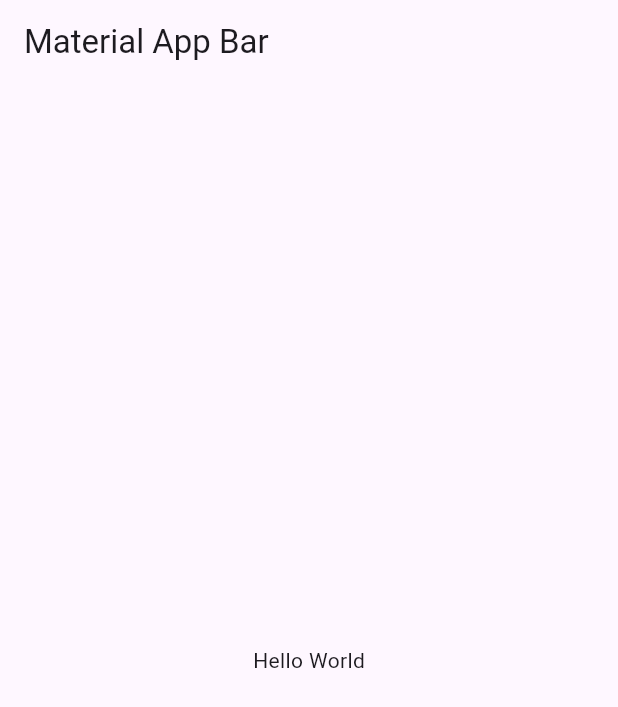
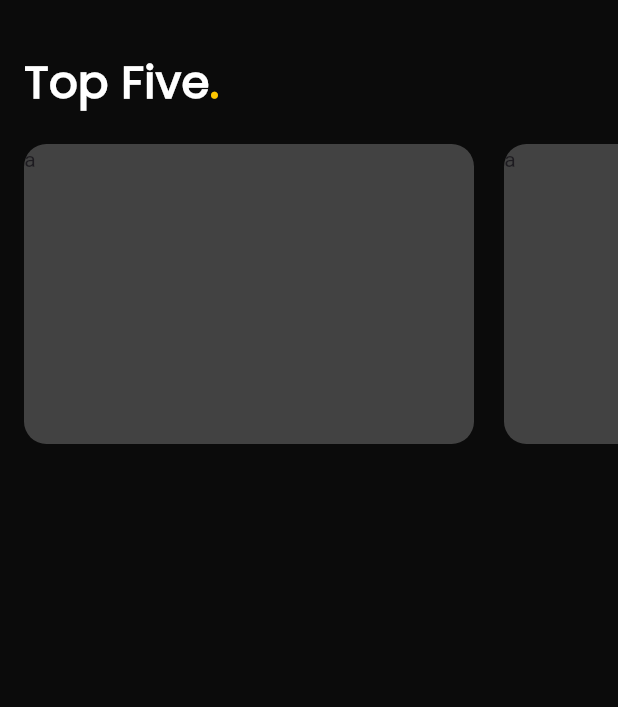
Before and after one commit to CA2puntosV/anime_vault, a Flutter app: the screen it shows after launch, on a phone screen of 412 x 824 dp. Shown: the top 707 px of the screen. Run offline on Flutter 3.47's test engine with Material 3 defaults, Android fonts, the phone set to English and light mode, and no system bars.

Commit message:
more structure and top five widgets

```diff
--- a/lib/main.dart
+++ b/lib/main.dart
@@ -1,4 +1,7 @@
 import 'package:flutter/material.dart';
+
+import 'package:anime_vault/ui/router/router_path.dart';
+import 'package:anime_vault/ui/router/router.dart' as router;
 
 void main() => runApp(const MyApp());
 
@@ -7,16 +10,10 @@ class MyApp extends StatelessWidget {
 
   @override
   Widget build(BuildContext context) {
-    return MaterialApp(
-      title: 'Material App',
-      home: Scaffold(
-        appBar: AppBar(
-          title: const Text('Material App Bar'),
-        ),
-        body: const Center(
-          child: Text('Hello World'),
-        ),
-      ),
+    return const MaterialApp(
+      title: 'Anime Vault',
+      initialRoute: RouterPath.home,
+      onGenerateRoute: router.generateRoute,
     );
   }
 }
--- /dev/null
+++ b/lib/src/providers/home_provider.dart
@@ -0,0 +1,3 @@
+import 'package:flutter/material.dart';
+
+class HomeProvider extends ChangeNotifier {}
--- a/lib/ui/router/router.dart
+++ b/lib/ui/router/router.dart
@@ -1,5 +1,11 @@
 import 'package:flutter/material.dart';
 import 'package:flutter/services.dart';
+
+import 'package:provider/provider.dart';
+
+import 'package:anime_vault/ui/views/home_screen.dart';
+import 'package:anime_vault/ui/router/router_path.dart';
+import 'package:anime_vault/src/providers/home_provider.dart';
 
 Route<dynamic> generateRoute(RouteSettings settings) {
   // final args = settings.arguments;
@@ -10,14 +16,14 @@ Route<dynamic> generateRoute(RouteSettings settings) {
     //     builder: (context) => const SizedBox(),
     //   );
 
-    // case RouterPath.homeRoute:
-    //   return _buildRoute(
-    //     settings: settings,
-    //     builder: ChangeNotifierProvider(
-    //       create: (_) => HomeBloc(),
-    //       child: const HomeScreen(),
-    //     ),
-    //   );
+    case RouterPath.home:
+      return _buildRoute(
+        settings: settings,
+        builder: ChangeNotifierProvider(
+          create: (_) => HomeProvider(),
+          child: const HomeScreen(),
+        ),
+      );
 
     default:
       return _errorRoute();
--- a/lib/ui/router/router_path.dart
+++ b/lib/ui/router/router_path.dart
@@ -0,0 +1,3 @@
+class RouterPath {
+  static const String home = 'home';
+}
--- /dev/null
+++ b/lib/ui/shared/app_colors.dart
@@ -0,0 +1,9 @@
+import 'package:flutter/material.dart';
+
+class AppColors {
+  static const Color background = Color(0xFF0B0B0B);
+  static const Color mainColor = Color(0xFFFFC700);
+  static const Color empty = Color(0xFF424242);
+
+  static const Color white = Color(0xFFFFFFFF);
+}
--- /dev/null
+++ b/lib/ui/shared/app_strings.dart
@@ -0,0 +1,3 @@
+class AppStrings {
+  static const String topFive = 'Top Five';
+}
--- /dev/null
+++ b/lib/ui/shared/app_text_styles.dart
@@ -0,0 +1,20 @@
+import 'package:flutter/material.dart';
+import 'package:anime_vault/ui/shared/app_colors.dart';
+
+class AppTextStyles {
+  static const String font = 'Poppins';
+
+  static const TextStyle title = TextStyle(
+    color: AppColors.white,
+    fontFamily: font,
+    fontSize: 30,
+    fontWeight: FontWeight.bold,
+  );
+
+  static const TextStyle dot = TextStyle(
+    color: AppColors.mainColor,
+    fontFamily: font,
+    fontSize: 30,
+    fontWeight: FontWeight.bold,
+  );
+}
--- /dev/null
+++ b/lib/ui/shared/ui_helpers.dart
@@ -0,0 +1,11 @@
+import 'package:flutter/material.dart';
+
+extension NumberToEspaces on double {
+  SizedBox get spaceV => SizedBox(
+        height: this,
+      );
+
+  SizedBox get spaceH => SizedBox(
+        width: this,
+      );
+}
--- /dev/null
+++ b/lib/ui/views/home_screen.dart
@@ -0,0 +1,62 @@
+import 'package:anime_vault/ui/shared/app_colors.dart';
+import 'package:anime_vault/ui/shared/app_strings.dart';
+import 'package:anime_vault/ui/shared/ui_helpers.dart';
+import 'package:anime_vault/ui/widgets/title_widget.dart';
+import 'package:anime_vault/ui/widgets/wide_card.dart';
+import 'package:flutter/material.dart';
+
+class HomeScreen extends StatelessWidget {
+  const HomeScreen({super.key});
+
+  @override
+  Widget build(BuildContext context) {
+    return const Scaffold(
+      backgroundColor: AppColors.background,
+      body: SafeArea(
+        bottom: false,
+        child: SingleChildScrollView(
+          child: Column(
+            crossAxisAlignment: CrossAxisAlignment.start,
+            children: [
+              Padding(
+                padding: EdgeInsets.only(
+                  bottom: 20,
+                ),
+                child: TitleWidget(
+                  text: AppStrings.topFive,
+                ),
+              ),
+              _TopAnime(),
+              SizedBox(),
+            ],
+          ),
+        ),
+      ),
+    );
+  }
+}
+
+class _TopAnime extends StatelessWidget {
+  const _TopAnime();
+
+  @override
+  Widget build(BuildContext context) {
+    return Container(
+      height: 300,
+      // color: Colors.red,
+      child: ListView.builder(
+        scrollDirection: Axis.horizontal,
+        itemBuilder: (_, index) {
+          return Row(
+            crossAxisAlignment: CrossAxisAlignment.start,
+            children: [
+              16.0.spaceH,
+              const WideCard(),
+              const WideCard(),
+            ],
+          );
+        },
+      ),
+    );
+  }
+}
--- /dev/null
+++ b/lib/ui/widgets/title_widget.dart
@@ -0,0 +1,35 @@
+import 'package:anime_vault/ui/shared/app_text_styles.dart';
+import 'package:flutter/material.dart';
+
+class TitleWidget extends StatelessWidget {
+  const TitleWidget({
+    super.key,
+    required this.text,
+  });
+
+  final String text;
+
+  @override
+  Widget build(BuildContext context) {
+    return Container(
+      padding: const EdgeInsets.only(
+        top: 33,
+        left: 16,
+      ),
+      child: Text.rich(
+        TextSpan(
+          children: [
+            TextSpan(
+              text: text,
+              style: AppTextStyles.title,
+            ),
+            const TextSpan(
+              text: '.',
+              style: AppTextStyles.dot
+            ),
+          ],
+        ),
+      ),
+    );
+  }
+}
--- /dev/null
+++ b/lib/ui/widgets/wide_card.dart
@@ -0,0 +1,26 @@
+import 'package:anime_vault/ui/shared/app_colors.dart';
+import 'package:flutter/material.dart';
+
+class WideCard extends StatelessWidget {
+  const WideCard({super.key});
+
+  @override
+  Widget build(BuildContext context) {
+    // final Size screen = MediaQuery.of(context).size;
+    // final width = screen.width.round();
+    // final height = screen.height.round();
+    //width * 0.76,
+    //height * 0.23
+
+    return Container(
+      margin: const EdgeInsets.only(right: 20),
+      width: 300,
+      height: 200,
+      decoration: BoxDecoration(
+        color: AppColors.empty,
+        borderRadius: BorderRadius.circular(15),
+      ),
+      child: Text('a'),
+    );
+  }
+}
```
Also changed, not shown: pubspec.yaml (+4 -11 lines), assets/fonts/Poppins-Regular.ttf (added), 3 other files.
